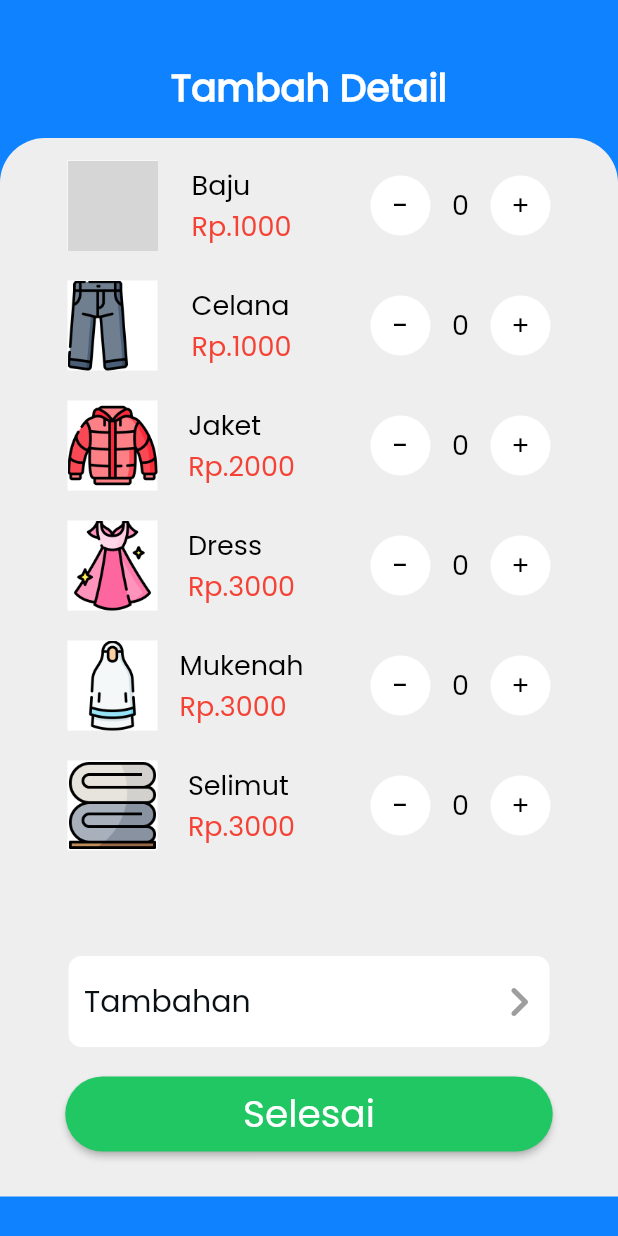
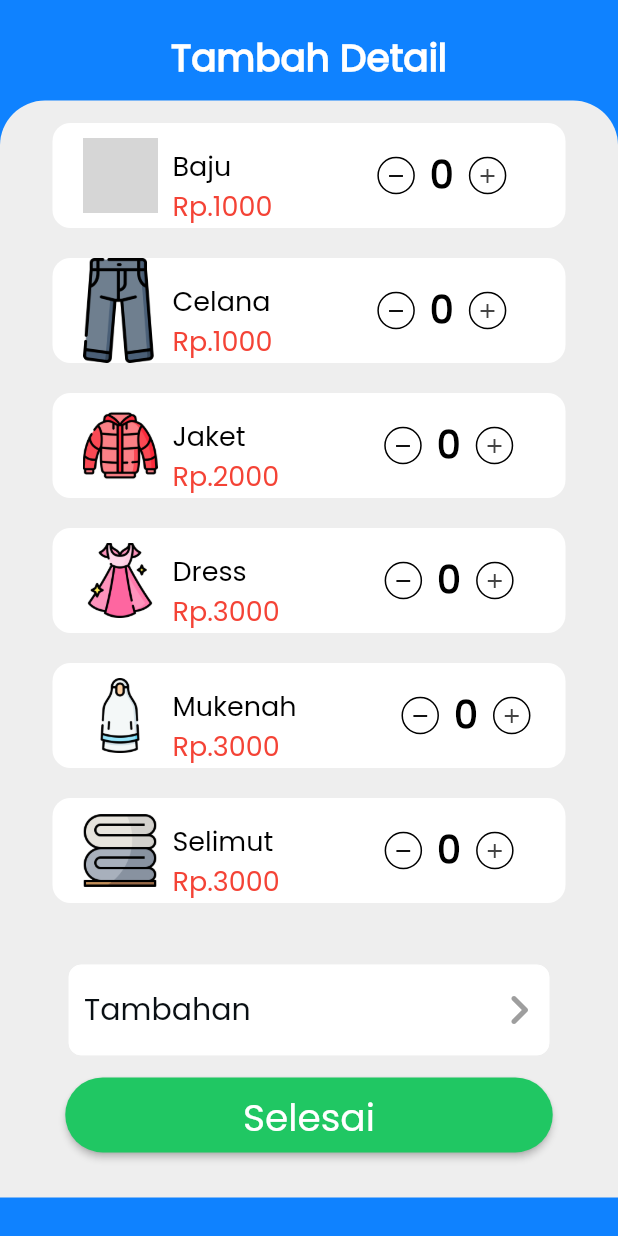
Before and after one commit to NaufalR23/PBM-A11, a Flutter app: the TambahDetail screen opened directly, on a phone screen of 412 x 824 dp. Run offline on Flutter 3.47's test engine with Material 2 defaults, Android fonts, the phone set to English and light mode, and no system bars; our stand-ins replace firebase_auth, firebase_core, font_awesome_flutter, google_fonts, google_maps_flutter, image_picker and 2 more; missing offline and left inert: dart:ffi; accounts and stored records are empty; grey boxes are pictures that could not be loaded.

Commit message:
benerin tambah detail

```diff
--- a/lib/page/tambahDetail.dart
+++ b/lib/page/tambahDetail.dart
@@ -1,6 +1,7 @@
 import 'package:flutter/material.dart';
 import 'package:pbma11/page/Tambahan.dart';
 import 'package:pbma11/page/detailPesanan.dart';
+import 'package:google_fonts/google_fonts.dart';
 
 // class OrderPage extends StatelessWidget {
 //   @override
@@ -18,7 +19,16 @@ class TambahDetail extends StatefulWidget {
 
 class _TambahDetailState extends State<TambahDetail> {
   final scaffoldKey = GlobalKey<ScaffoldState>();
-  get headingStyle => null;
+  // get headingStyle => null;
+  Map<String, Map<String, int>> order = {
+    "baju": {'price': 1000, 'total': 0},
+    "trousers": {'price': 1000, 'total': 0},
+    "jacket": {'price': 2000, 'total': 0},
+    "dress": {'price': 3000, 'total': 0},
+    "mukenah": {'price': 3000, 'total': 0},
+    "blanket": {'price': 3000, 'total': 0}
+  };
+
 
   @override
   Widget build(BuildContext context) {
@@ -30,7 +40,7 @@ class _TambahDetailState extends State<TambahDetail> {
           mainAxisSize: MainAxisSize.max,
           children: [
             Padding(
-              padding: EdgeInsetsDirectional.fromSTEB(0, 40, 0, 0),
+              padding: EdgeInsetsDirectional.fromSTEB(0, 20, 0, 0),
               child : Text(
                 'Tambah Detail',
                 style: TextStyle(
@@ -42,11 +52,11 @@ class _TambahDetailState extends State<TambahDetail> {
               ),
             ),
             Padding(
-              padding: EdgeInsetsDirectional.fromSTEB(0, 15, 0, 0),
+              padding: EdgeInsetsDirectional.fromSTEB(0, 10, 0, 0),
               child: Container(
                 padding: EdgeInsets.all(5),
                 width: MediaQuery.of(context).size.width,
-                height: MediaQuery.of(context).size.height*0.8564,
+                height: MediaQuery.of(context).size.height*0.8875,
                 decoration: BoxDecoration(
                   color: Color(0xFFEEEEEE),
                   borderRadius: BorderRadius.only(
@@ -62,19 +72,19 @@ class _TambahDetailState extends State<TambahDetail> {
                       child: SingleChildScrollView(
                         child: Column(
                           children: [
-                            clothWidget("baju", "Baju", 1000),
-                            clothWidget("trousers", "Celana", 1000),
-                            clothWidget("jacket", "Jaket", 2000),
-                            clothWidget("dress", "Dress", 3000),
-                            clothWidget("mukenah", "Mukenah", 3000),
-                            clothWidget("blanket", "Selimut", 3000),
+                            clothWidget("baju", "Baju","baju",  1000),
+                            clothWidget("trousers", "Celana","trousers", 1000),
+                            clothWidget("jacket", "Jaket","jacket",  2000),
+                            clothWidget("dress", "Dress","dress",  3000),
+                            clothWidget("mukenah", "Mukenah","mukenah",  3000),
+                            clothWidget("blanket", "Selimut","blanket",  3000),
                           ],
                         ),
                       ),
                     ),
-                    SizedBox(height: 35,),
+                    // SizedBox(height: 35,),
                     Padding(
-                      padding: EdgeInsetsDirectional.fromSTEB(0, 0, 0, 0),
+                      padding: EdgeInsetsDirectional.fromSTEB(0, 10, 0, 0),
                       child: Row(
                         mainAxisSize: MainAxisSize.max,
                         mainAxisAlignment: MainAxisAlignment.center,
@@ -138,7 +148,7 @@ class _TambahDetailState extends State<TambahDetail> {
                         ],
                       ),
                     ),
-                    SizedBox(height: 5,),
+                    // SizedBox(height: 3,),
                     Container(
                       padding: const EdgeInsets.all(15),
                       width: 355,
@@ -156,7 +166,7 @@ class _TambahDetailState extends State<TambahDetail> {
                           },
                           style: ElevatedButton.styleFrom(
                               padding: const EdgeInsets.only(
-                                  left: 50, right: 50, top: 5, bottom: 5),
+                                  left: 50, right: 50, top: 5, bottom: 0),
                               shape: RoundedRectangleBorder(
                                   borderRadius: BorderRadius.circular(50)),
                               primary: const Color.fromARGB(255, 32, 199, 99)),
@@ -179,33 +189,29 @@ class _TambahDetailState extends State<TambahDetail> {
     ),
   );
 }
-  Container clothWidget(String img, String name, int price)
+  Container clothWidget(String img, String name, String type, int price)
   {
     return Container(
-      padding: EdgeInsetsDirectional.fromSTEB(0, 0, 40, 0),
+      padding: EdgeInsetsDirectional.fromSTEB(20, 0, 20, 0),
       width: MediaQuery.of(context).size.width,
       child: Column(
         children: [
           Container(
-            padding: EdgeInsetsDirectional.fromSTEB(30, 0, 0, 0),
-            child: Row(
-              mainAxisSize: MainAxisSize.max,
-              mainAxisAlignment: MainAxisAlignment.spaceBetween,
-              children: [
-                Container(
-                  width: 60,
-                  height: 60,
+            padding: EdgeInsetsDirectional.fromSTEB(20, 0, 10, 0),
+            // width: 100,
+            height: 70,
             margin: EdgeInsets.all(10),
             decoration: BoxDecoration(
-                    color: Colors.white,
-                    borderRadius: BorderRadius.circular(0),
-                      image: DecorationImage(
-                          image: AssetImage('assets/images/$img.png')
-                      )
-                  ),
+              color: Colors.white, borderRadius: BorderRadius.circular(12)),
+            child: Row(
+              crossAxisAlignment: CrossAxisAlignment.center,
+              children: [
+                Image.asset(
+                    'assets/images/$img.png',
+                    width: 50,
                   ),
                 Container(
-                  padding: EdgeInsetsDirectional.fromSTEB(0, 0, 40, 0),
+                  padding: EdgeInsetsDirectional.fromSTEB(10, 15, 70, 0),
                   child: Column(
                   crossAxisAlignment: CrossAxisAlignment.start,
                   children: [
@@ -225,75 +231,85 @@ class _TambahDetailState extends State<TambahDetail> {
                     ],
                   ),
                 ),
-                Row(
-                  children: [
-                    Container(
-                      height: 40,
-                      width: 40,
+                // Row(
+                GestureDetector(
+                  onTap: () {
+                    setState(() {
+                      if (order[type]!['total'] != 0) {
+                        order[type]!['total'] = order[type]!['total']! - 1;
+                      }
+                    });
+                  },
+                  child: Container(
+                      height: 25,
+                      width: 25,
                       decoration: BoxDecoration(
                           color: Colors.white,
-                          shape: BoxShape.circle
-                      ),
+                          borderRadius: BorderRadius.circular(100),
+                          border: Border.all(
+                            color: Colors.black
+                          )),
                       child: Center(
-                        child: Text("-",
-                        style: TextStyle(
-                        fontFamily: 'Poppins',
+                          child: Icon(
+                        Icons.remove,
+                        size: 16,
                         color: Colors.black,
-                        fontSize: 20,
                       ),
                     ),
                   ),
                 ),
-                    Container(
-                      height: 40,
-                      width: 40,
+                const SizedBox(
+                  width: 8,
+                ),
+                SizedBox(
+                  width: 20,
                   child: Center(
-                        child: Text("0",
+                    child: Text('${order[type]!['total']}',
                         style: TextStyle(
                         fontFamily: 'Poppins',
                         color: Colors.black,
-                        fontSize: 18,
+                        fontSize: 25,
+                        fontWeight: FontWeight.bold,
                         ),
                       ),
                   ),
                 ),
-                    Container(
-                      height: 40,
-                      width: 40,
+                const SizedBox(
+                  width: 8,
+                ),
+                GestureDetector(
+                  onTap: () {
+                    setState(() {
+                      order[type]!['total'] = order[type]!['total']! + 1;
+                      // totalPrice = totalPrice + order[type]!['price']!;
+                    });
+                  },
+                  child: Container(
+                      height: 25,
+                      width: 25,
                       decoration: BoxDecoration(
                           color: Colors.white,
-                          shape: BoxShape.circle
-                      ),
+                          borderRadius: BorderRadius.circular(100),
+                          border: Border.all(
+                            color: Colors.black
+                          )),
                       child: Center(
-                        child: Text("+",
-                        style: TextStyle(
-                        fontFamily: 'Poppins',
-                        color: Colors.black,
-                        fontSize: 18,
+                          child: Icon(
+                        Icons.add,
+                        size: 16,
+                        color: Colors.grey.shade800,
                       ),
                     ),
                   ),
                 ),
               ],
-                )
-              ],
             ),
           ),
-          // Row(
-          //   mainAxisAlignment: MainAxisAlignment.end,
-          //   children: [
-          //     Container(
-          //       height: 1,
-          //       width: MediaQuery.of(context).size.width*0.75,
-          //       color: Colors.grey,
-          //     ),
-          //   ],
-          // )
         ],
       ),
     );
   }
-  Column categoryWidget(String img, String name, bool isActive)
+  Column categoryWidget(String img, String name, String type, bool isActive)
   {
     return Column(
       children: [
@@ -309,14 +325,14 @@ class _TambahDetailState extends State<TambahDetail> {
               children: [
                   Image.asset(
                     'assets/images/$img.png',
-                    width: 48,
+                    width: 50,
                   ),
                 ]
               ),
             ),
           ),
         ),
-        Text(name, style: headingStyle)
+        // Text(name, style: headingStyle)
       ],
     );
   }
```
Also changed, not shown: pubspec.yaml (+12 -14 lines), assets/images/trousers.png, pubspec.lock. Lines whose indentation alone changed are shown as unchanged.
